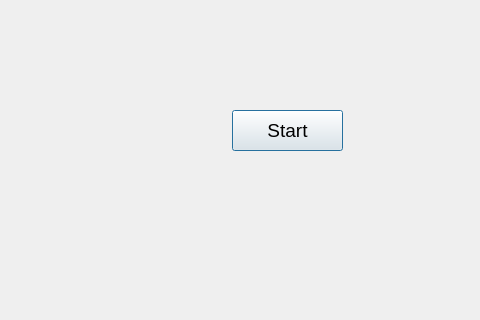
This is mapdialog.ui in SvetaZlobina/VSI as Qt 5 draws it before an edit; both pictures show x 478 to 958 and y 0 to 320 of the 958 by 627 pixel window. The edited form follows.
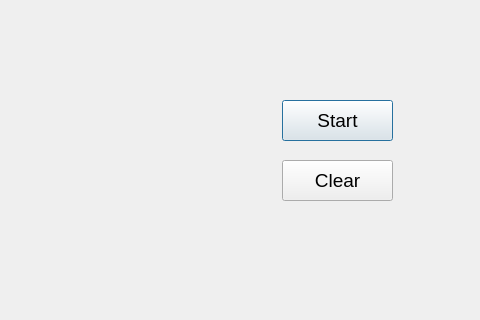
This is the edited form.

What changed in the file:
```diff
--- a/mapdialog.ui
+++ b/mapdialog.ui
@@ -16,8 +16,8 @@
   <widget class="QPushButton" name="pushButton">
    <property name="geometry">
     <rect>
-     <x>710</x>
-     <y>110</y>
+     <x>760</x>
+     <y>100</y>
      <width>111</width>
      <height>41</height>
     </rect>
@@ -31,6 +31,24 @@
     <string>Start</string>
    </property>
   </widget>
+  <widget class="QPushButton" name="pushButton_2">
+   <property name="geometry">
+    <rect>
+     <x>760</x>
+     <y>160</y>
+     <width>111</width>
+     <height>41</height>
+    </rect>
+   </property>
+   <property name="font">
+    <font>
+     <pointsize>14</pointsize>
+    </font>
+   </property>
+   <property name="text">
+    <string>Clear</string>
+   </property>
+  </widget>
  </widget>
  <resources/>
  <connections/>
```
